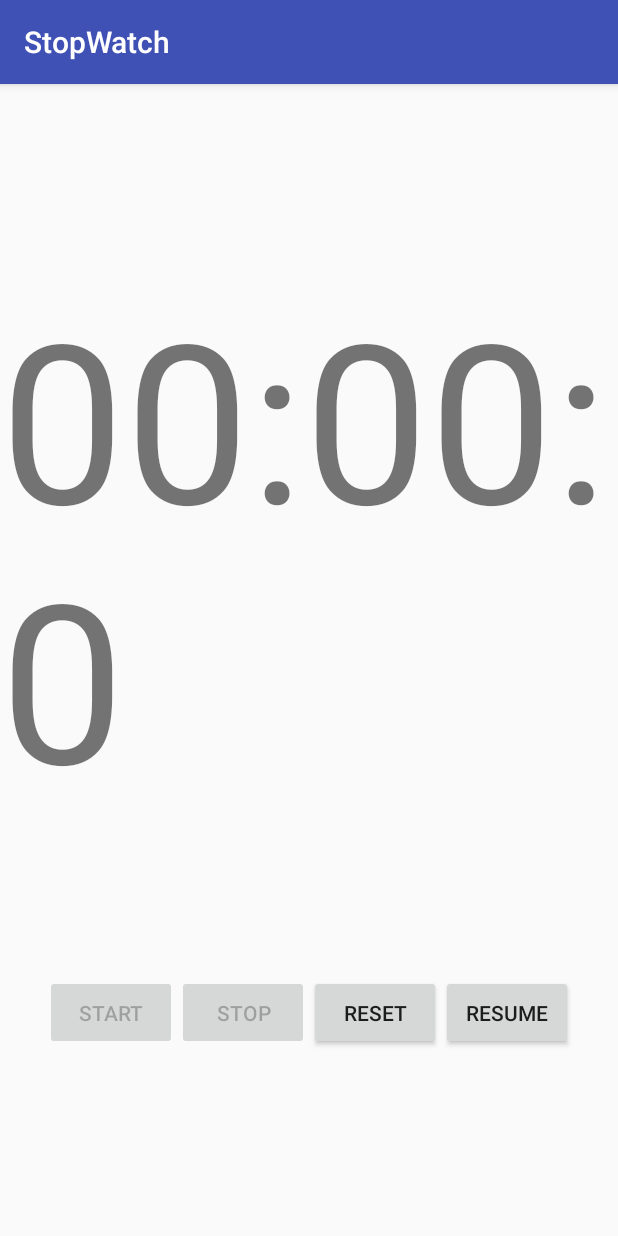
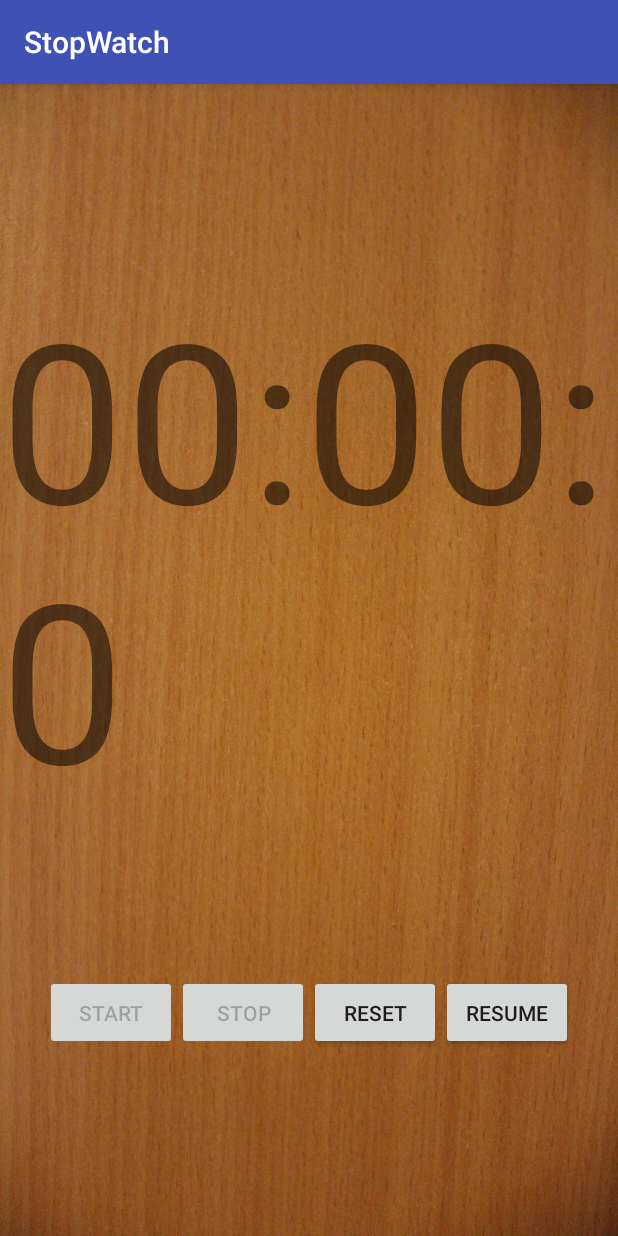
Before and after one commit to StefKal/CS450Fall18HW1, an Android app: the screen it shows after launch (MainActivity), on a phone screen of 412 x 824 dp. Run offline under Robolectric (Android 15) with nearby library versions, the light colour scheme and no system bars.

Commit message:
Changed background, changed reset button bugs

```diff
--- a/app/src/main/java/edu/stlawu/stopwatch/MainActivity.java
+++ b/app/src/main/java/edu/stlawu/stopwatch/MainActivity.java
@@ -98,6 +98,7 @@ public class MainActivity extends AppCompatActivity {
                 ctr.run();
                 t.cancel();
 
+                bt_reset.setEnabled(false);
                 bt_resume.setEnabled(false);
                 bt_start.setEnabled(true);
                 bt_stop.setEnabled(false);
@@ -108,7 +109,6 @@ public class MainActivity extends AppCompatActivity {
             @Override
             public void onClick(View v) {
                 bt_stop.setEnabled(true);
-                bt_reset.setEnabled(false);
                 bt_resume.setEnabled(false);
                 ctr = new Counter();
                 t = new Timer();
--- a/app/src/main/res/layout/activity_main.xml
+++ b/app/src/main/res/layout/activity_main.xml
@@ -4,13 +4,16 @@
     xmlns:tools="http://schemas.android.com/tools"
     android:layout_width="match_parent"
     android:layout_height="match_parent"
-    tools:context=".MainActivity">
+    tools:context=".MainActivity"
+    android:background="@drawable/background">
 
     <LinearLayout
         android:layout_width="match_parent"
         android:layout_height="match_parent"
         android:gravity="center"
         android:orientation="vertical">
+
+
 
         <TextView
 
```
Also changed, not shown: app/src/main/res/drawable/background.jpg (added).
